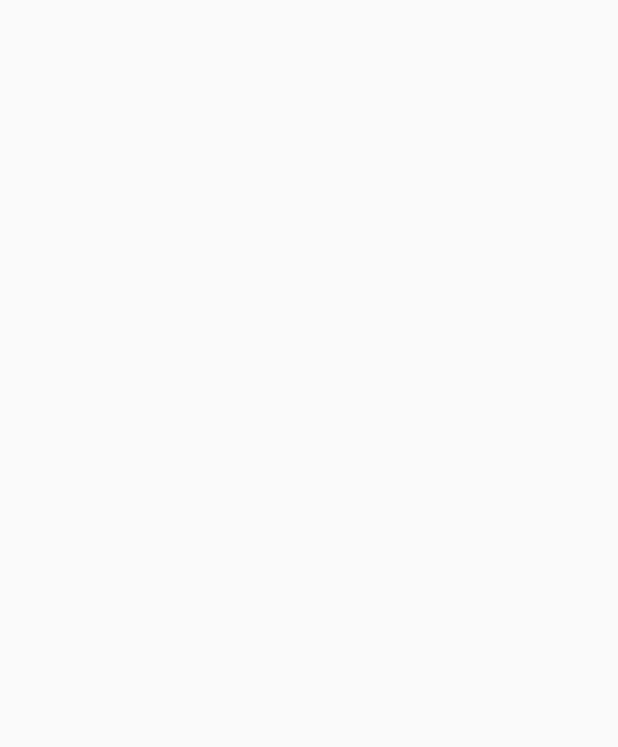
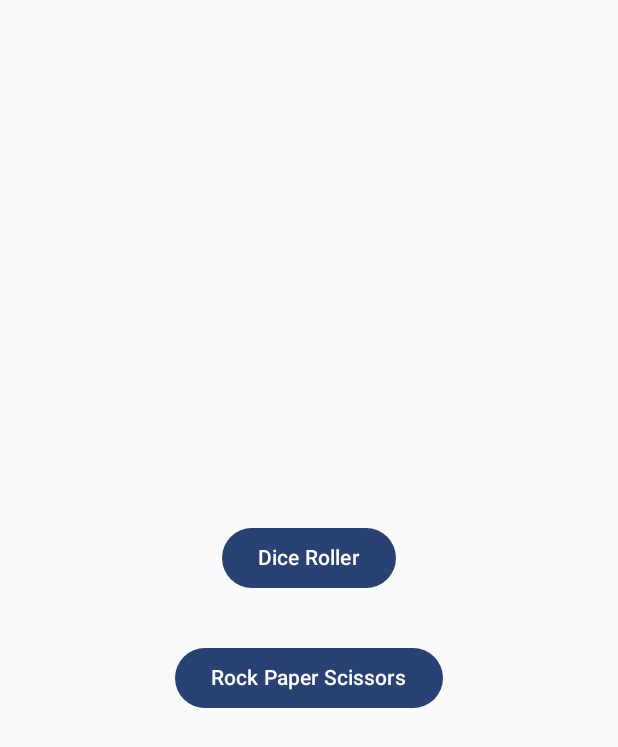
Before and after one commit to andrekhandoha10/TrabAvancada, an Android app built with Jetpack Compose: the screen it shows after launch (MainActivity), on a phone screen of 412 x 824 dp. Before the commit the part shown is empty. Shown: the top 747 px of the screen. Run offline under Robolectric (Android 15) with nearby library versions, the phone set to English and light mode, and no system bars.

Commit message:
Adicionar Activities e botões na aba Menu

```diff
--- /dev/null
+++ b/app/src/main/java/com/andrek/trabavancada/DiceRoller.kt
@@ -0,0 +1 @@
+package com.andrek.trabavancada
--- a/app/src/main/java/com/andrek/trabavancada/MainActivity.kt
+++ b/app/src/main/java/com/andrek/trabavancada/MainActivity.kt
@@ -27,7 +27,7 @@ class MainActivity : ComponentActivity() {
 
                 NavHost(navController = navController, startDestination = "main"){
                     composable(route="main"){
-
+                        MenuScreen()
                     }
 
                 }
--- /dev/null
+++ b/app/src/main/java/com/andrek/trabavancada/Menu.kt
@@ -0,0 +1,39 @@
+package com.andrek.trabavancada
+
+import androidx.compose.foundation.layout.Column
+import androidx.compose.foundation.layout.Spacer
+import androidx.compose.foundation.layout.fillMaxSize
+import androidx.compose.material3.Text
+import androidx.compose.runtime.Composable
+import androidx.compose.ui.Modifier
+import androidx.compose.ui.tooling.preview.Preview
+import androidx.compose.foundation.layout.fillMaxSize
+import androidx.compose.foundation.layout.height
+import androidx.compose.foundation.layout.padding
+import androidx.compose.foundation.layout.wrapContentSize
+import androidx.compose.material3.Button
+import androidx.compose.ui.Alignment
+import androidx.compose.ui.res.stringResource
+import androidx.compose.ui.unit.dp
+
+@Preview
+@Composable
+fun MenuScreen(){
+    MenuScreenApp()
+}
+
+@Composable
+fun MenuScreenApp(modifier: Modifier = Modifier.fillMaxSize().wrapContentSize(Alignment.Center)) {
+    Column(
+        modifier = modifier,
+        horizontalAlignment = Alignment.CenterHorizontally
+    ){
+        Button(onClick = {}) {
+            Text("Dice Roller")
+        }
+        Spacer(modifier = Modifier.height(32.dp))
+        Button(onClick = {}) {
+            Text("Rock Paper Scissors")
+        }
+    }
+}
--- /dev/null
+++ b/app/src/main/java/com/andrek/trabavancada/RockPaperScissors.kt
@@ -0,0 +1 @@
+package com.andrek.trabavancada
```
